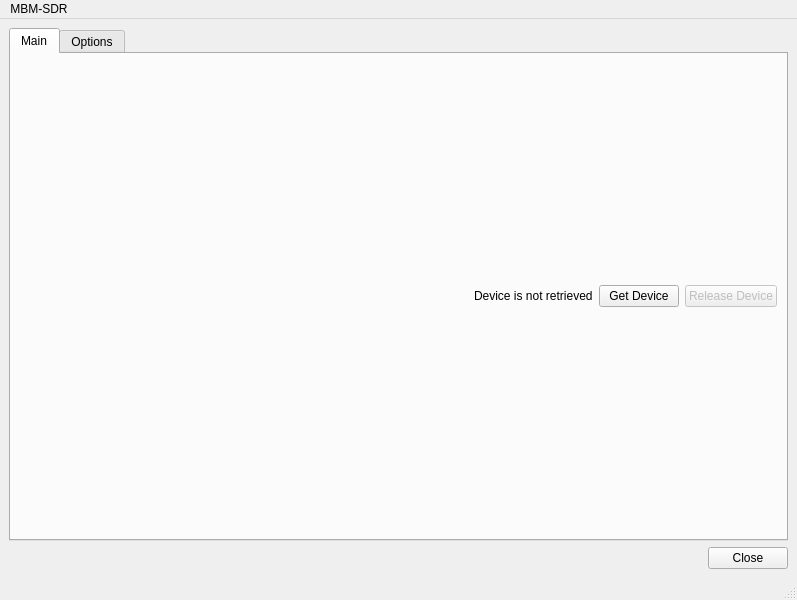
The window that src/uiDesign/mainwindow.ui (anilgurses/MBM-SDR) describes before a commit, drawn with Qt 5.
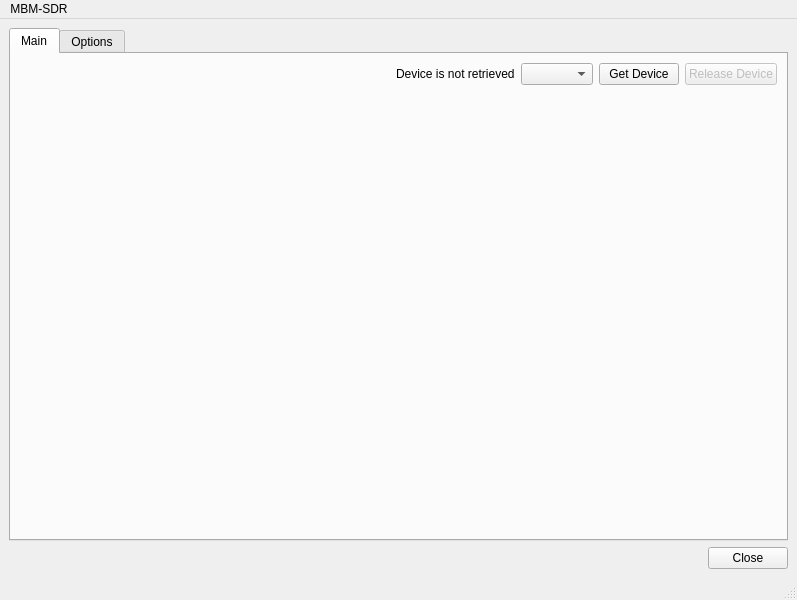
The same window after the commit.

Commit message: device Selection added

```diff
--- a/src/uiDesign/mainwindow.ui
+++ b/src/uiDesign/mainwindow.ui
@@ -48,12 +48,23 @@
                                             </widget>
                                         </item>
                                         <item>
-                                            <widget class="QPushButton" name="refreshDeviceBtn">
+                                            <layout class="QVBoxLayout" name="verticalLayout_4">
+                                                <item>
+                                                    <widget class="QComboBox" name="comboBox" />
+                                                </item>
+                                            </layout>
+                                        </item>
+                                        <item>
+                                            <layout class="QVBoxLayout" name="verticalLayout_2">
+                                                <item>
+                                                    <widget class="QPushButton" name="getDeviceBtn">
                                                 <property name="text">
                                                     <string>Get Device</string>
                                                 </property>
                                             </widget>
                                         </item>
+                                            </layout>
+                                        </item>
                                         <item>
                                             <widget class="QPushButton" name="releaseDevice">
                                                 <property name="enabled">
@@ -67,7 +78,21 @@
                                     </layout>
                                 </item>
                                 <item>
-                                    <layout class="QHBoxLayout" name="horizontalLayout_3" />
+                                    <layout class="QHBoxLayout" name="horizontalLayout_3">
+                                        <item>
+                                            <spacer name="verticalSpacer">
+                                                <property name="orientation">
+                                                    <enum>Qt::Vertical</enum>
+                                                </property>
+                                                <property name="sizeHint" stdset="0">
+                                                    <size>
+                                                        <width>20</width>
+                                                        <height>40</height>
+                                                    </size>
+                                                </property>
+                                            </spacer>
+                                        </item>
+                                    </layout>
                                 </item>
                             </layout>
                         </widget>
```
Lines whose indentation alone changed are shown as unchanged. The commit also changes 4 other files.
